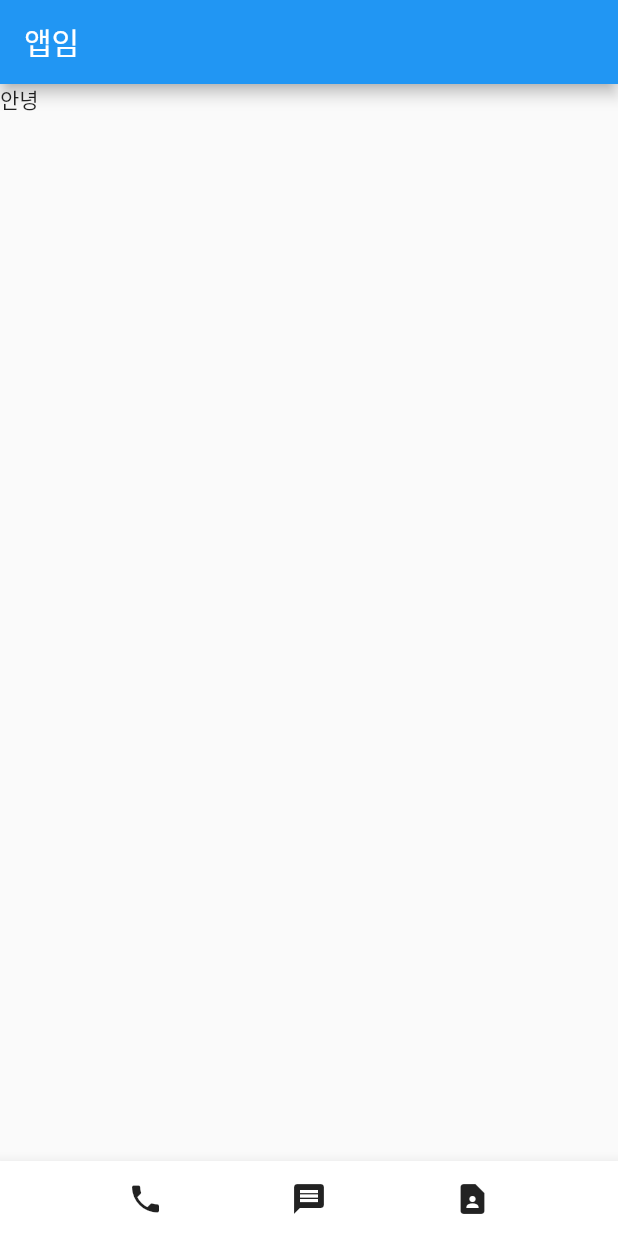
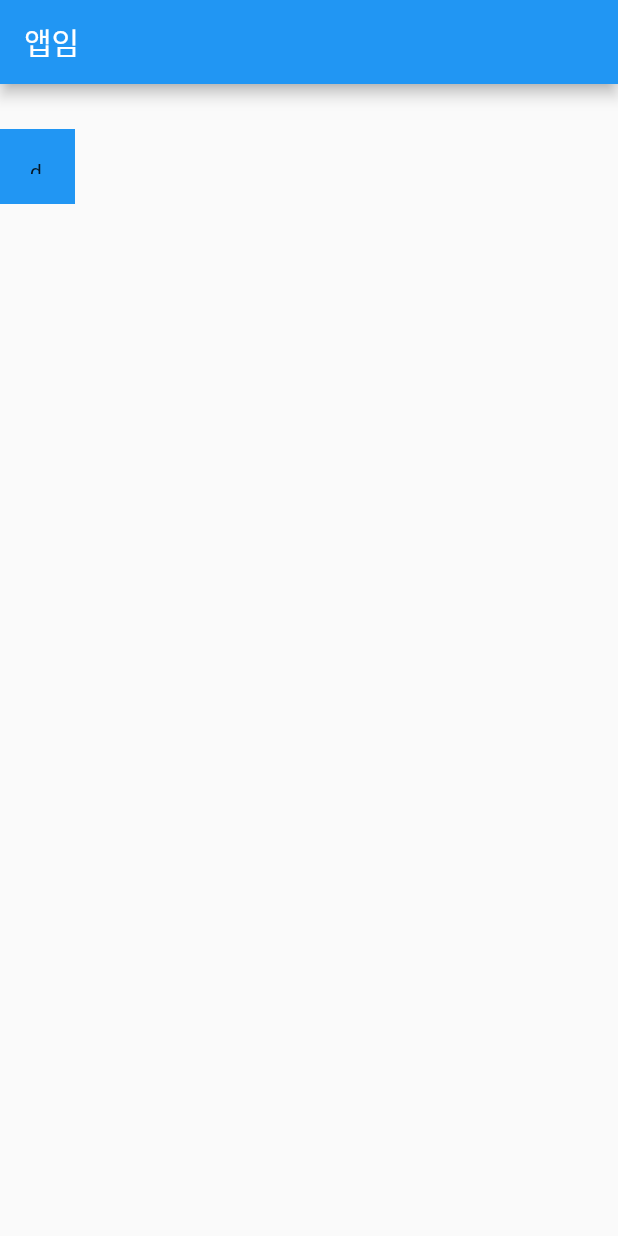
Before and after one commit to hub0502/flutter-practice, a Flutter app: the screen it shows after launch, on a phone screen of 412 x 824 dp. Run offline on Flutter 3.47's test engine with Material 2 defaults, Android fonts, the light colour scheme and no system bars.

Commit message:
padding and margin

```diff
--- a/lib/main.dart
+++ b/lib/main.dart
@@ -12,18 +12,12 @@ class MyApp extends StatelessWidget {
     return MaterialApp(
         home: Scaffold(
             appBar: AppBar(title: Text('앱임')),
-            body: Text('안녕'),
-            bottomNavigationBar: BottomAppBar(
-                child: SizedBox(
-              height: 50,
-              child: Row(
-                mainAxisAlignment: MainAxisAlignment.spaceEvenly,
-                children: const [
-                  Icon(Icons.phone),
-                  Icon(Icons.message),
-                  Icon(Icons.contact_page)
-                ],
-              ),
-            ))));
+            body: Container(
+                width: 50,
+                height: 50,
+                color: Colors.blue,
+                padding: EdgeInsets.all(20),
+                child: Text('dddd'),
+                margin: EdgeInsets.fromLTRB(0, 30, 0, 0))));
   }
 }
```
